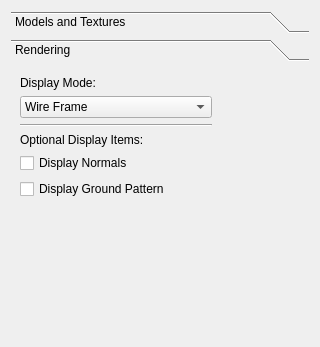
Qt form src/SideBar.ui (adickin/Md2-Viewer) before a commit; both pictures show x 0 to 320 and y 0 to 347 of the 320 by 575 pixel window.
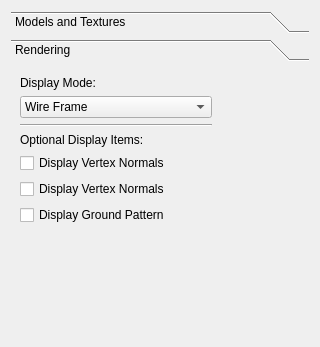
The same form after that commit.

Commit message:
fixed normal vector calculation.
tryed to draw them and it fails hard. something is wrong with the
calculation.

```diff
--- a/src/SideBar.ui
+++ b/src/SideBar.ui
@@ -16,6 +16,12 @@
     <height>0</height>
    </size>
   </property>
+  <property name="maximumSize">
+   <size>
+    <width>320</width>
+    <height>16777215</height>
+   </size>
+  </property>
   <property name="windowTitle">
    <string>Form</string>
   </property>
@@ -188,7 +194,14 @@
              <item>
               <widget class="QCheckBox" name="normalsCheckBox">
                <property name="text">
-                <string>Display Normals</string>
+                <string>Display Vertex Normals</string>
+               </property>
+              </widget>
+             </item>
+             <item>
+              <widget class="QCheckBox" name="vertexNormalsCheckBox">
+               <property name="text">
+                <string>Display Vertex Normals</string>
                </property>
               </widget>
              </item>
```
Left out of the diff: 7 changed lines with no effect on the pictures. The commit also changes 9 other files.
